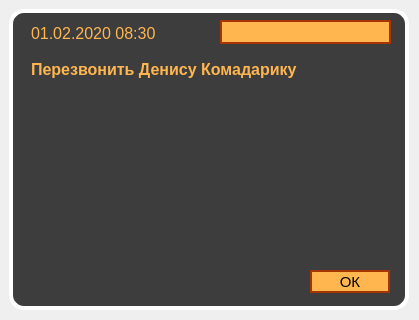
okostynchuk/Outcall, file PopupReminder.ui: the form before one commit.
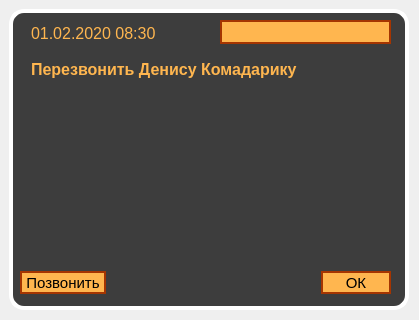
The form after the commit.

Commit message: reminders editing from popup, calls from reminder's popup and some fixes

```diff
--- a/PopupReminder.ui
+++ b/PopupReminder.ui
@@ -110,49 +110,6 @@
     <set>Qt::LinksAccessibleByMouse|Qt::TextSelectableByMouse</set>
    </property>
   </widget>
-  <widget class="QPushButton" name="okButton">
-   <property name="geometry">
-    <rect>
-     <x>310</x>
-     <y>270</y>
-     <width>80</width>
-     <height>23</height>
-    </rect>
-   </property>
-   <property name="minimumSize">
-    <size>
-     <width>0</width>
-     <height>23</height>
-    </size>
-   </property>
-   <property name="maximumSize">
-    <size>
-     <width>80</width>
-     <height>16777215</height>
-    </size>
-   </property>
-   <property name="font">
-    <font>
-     <pointsize>11</pointsize>
-    </font>
-   </property>
-   <property name="autoFillBackground">
-    <bool>false</bool>
-   </property>
-   <property name="styleSheet">
-    <string notr="true">*{
-background-color: #ffb64f;
-border: 1.5px solid #a53501;
-color: black;
-}</string>
-   </property>
-   <property name="text">
-    <string>ОК</string>
-   </property>
-   <property name="autoDefault">
-    <bool>false</bool>
-   </property>
-  </widget>
   <widget class="QComboBox" name="comboBox">
    <property name="geometry">
     <rect>
@@ -209,6 +166,96 @@
     <enum>QComboBox::AdjustToContentsOnFirstShow</enum>
    </property>
   </widget>
+  <widget class="QWidget" name="">
+   <property name="geometry">
+    <rect>
+     <x>20</x>
+     <y>270</y>
+     <width>371</width>
+     <height>25</height>
+    </rect>
+   </property>
+   <layout class="QHBoxLayout" name="horizontalLayout">
+    <item>
+     <widget class="QPushButton" name="callButton">
+      <property name="minimumSize">
+       <size>
+        <width>0</width>
+        <height>23</height>
+       </size>
+      </property>
+      <property name="font">
+       <font>
+        <pointsize>11</pointsize>
+       </font>
+      </property>
+      <property name="styleSheet">
+       <string notr="true">*{
+background-color: #ffb64f;
+border: 1.5px solid #a53501;
+color: black;
+}</string>
+      </property>
+      <property name="text">
+       <string> Позвонить </string>
+      </property>
+      <property name="autoDefault">
+       <bool>false</bool>
+      </property>
+     </widget>
+    </item>
+    <item>
+     <spacer name="horizontalSpacer">
+      <property name="orientation">
+       <enum>Qt::Horizontal</enum>
+      </property>
+      <property name="sizeHint" stdset="0">
+       <size>
+        <width>40</width>
+        <height>20</height>
+       </size>
+      </property>
+     </spacer>
+    </item>
+    <item>
+     <widget class="QPushButton" name="okButton">
+      <property name="minimumSize">
+       <size>
+        <width>70</width>
+        <height>23</height>
+       </size>
+      </property>
+      <property name="maximumSize">
+       <size>
+        <width>80</width>
+        <height>16777215</height>
+       </size>
+      </property>
+      <property name="font">
+       <font>
+        <pointsize>11</pointsize>
+       </font>
+      </property>
+      <property name="autoFillBackground">
+       <bool>false</bool>
+      </property>
+      <property name="styleSheet">
+       <string notr="true">*{
+background-color: #ffb64f;
+border: 1.5px solid #a53501;
+color: black;
+}</string>
+      </property>
+      <property name="text">
+       <string>ОК</string>
+      </property>
+      <property name="autoDefault">
+       <bool>false</bool>
+      </property>
+     </widget>
+    </item>
+   </layout>
+  </widget>
  </widget>
  <resources/>
  <connections/>
```
The commit also changes 10 other files.
